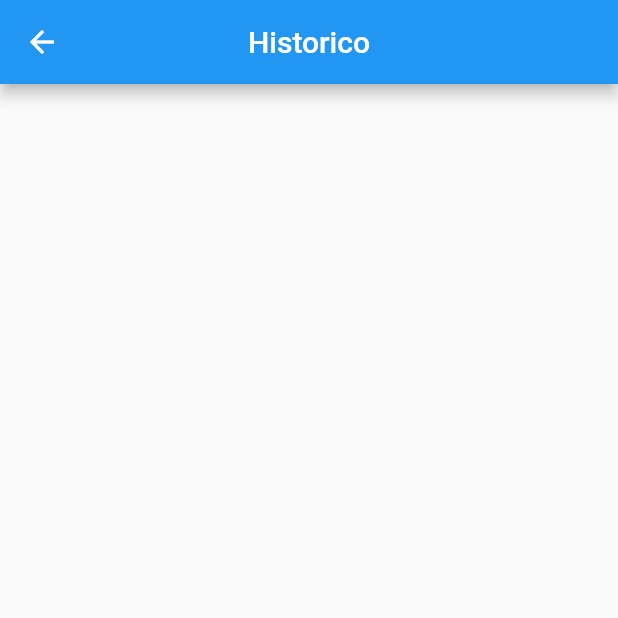
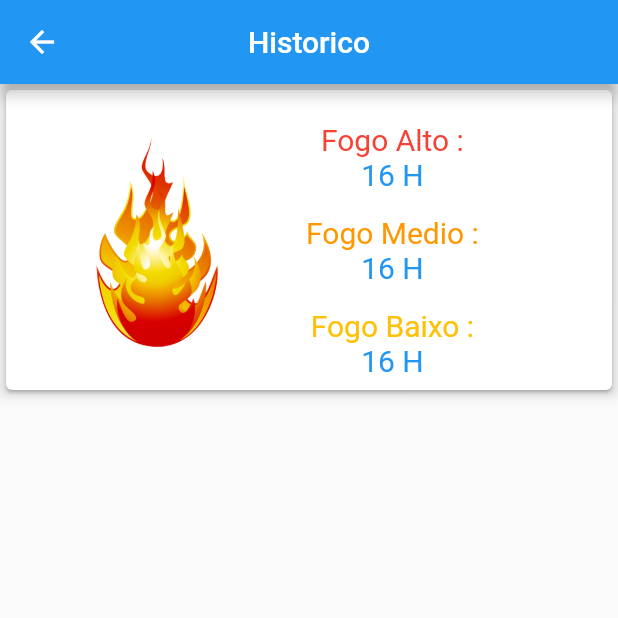
Before and after one commit to DaSilva123/botijao_app, a Flutter app: the PaginaInicial screen opened directly, in the side drawer, after a tap on "Historico", on a phone screen of 412 x 824 dp, the top half of it. Run offline on Flutter 3.47's test engine with Material 2 defaults, Android fonts, the phone set to English and light mode, and no system bars; network calls fail.

Commit message:
adicionando bordas ao status do botijão e estimativa

```diff
--- a/botijao_app/lib/paginaHistorico.dart
+++ b/botijao_app/lib/paginaHistorico.dart
@@ -14,8 +14,63 @@ class _paginaHistoricoState extends State<paginaHistorico> {
         centerTitle: true,
         title: Text("Historico"),
 
+
       ),
+      body:  Container(
+        child: Column(
+        children: <Widget>[
+          Container(
+           child: Card(
+             child: Center(
+               child: Container(
+                 child: Row(
+                   children: <Widget>[
 
-    );
+                     Image.asset('img/fogo.png',height: 200, width: 200,),
+
+                     Column(
+
+                       children: <Widget>[
+                         Padding(padding:  EdgeInsets.only(
+                           top: MediaQuery.of(context).size.height / 60,
+                           left: MediaQuery.of(context).size.height / 10,
+                         ),
+                         ),
+                         Text("Fogo Alto :", style: TextStyle(fontSize: 20, color: Colors.red)),
+                         Text("16 H", style: TextStyle(fontSize: 20, color: Colors.blue,),textAlign: TextAlign.center,),
+                         Divider(),
+                         Text('Fogo Medio :', style: TextStyle(fontSize: 20,  color: Colors.orange)),
+                         Text("16 H", style: TextStyle(fontSize: 20, color: Colors.blue),textAlign: TextAlign.center,),
+                         Divider(),
+                         Text("Fogo Baixo :", style: TextStyle(fontSize: 20, color: Colors.amber)),
+                         Text("16 H", style: TextStyle(fontSize: 20, color: Colors.blue),textAlign: TextAlign.center,),
+                       ],
+
+                     ),
+
+
+                   ],
+
+                 ),
+               ),
+             ),
+           ),
+            decoration: BoxDecoration(boxShadow: [
+              BoxShadow(
+                color: Colors.black12,
+                blurRadius: 5.0,
+                //offset: Offset(0, 5)
+              ),
+
+
+            ]),
+
+            ),
+
+
+        ]),
+    ),
+
+      );
   }
 }
--- a/botijao_app/lib/paginaInicial.dart
+++ b/botijao_app/lib/paginaInicial.dart
@@ -28,72 +28,153 @@ class _PaginaInicialState extends State<PaginaInicial> {
               title: Text("Historico"),
               onTap: () {
                 Navigator.push(context,
-                MaterialPageRoute(builder: (context) => paginaHistorico())
-            );
+                    MaterialPageRoute(builder: (context) => paginaHistorico()));
               },
-
             ),
-        Divider( color: Colors.black,
+            Divider(
+              color: Colors.black,
               height: 5.0,
             ),
             ListTile(
               title: Text("Configurações"),
               onTap: () {
                 Navigator.push(context,
-           MaterialPageRoute(builder: (context) => paginaHistorico())
-    );
+                    MaterialPageRoute(builder: (context) => paginaHistorico()));
               },
-
             )
-
           ],
         ),
       ),
-      body: Container(
+      body: SingleChildScrollView(
+        child: Container(
+            width: 3800,
+            height: 2000,
+            child: Column(
+              children: <Widget>[
+                Padding(
+                  padding: EdgeInsets.only(
+                    top: MediaQuery.of(context).size.height / 50,
+                  ),
+                ),
+                Container(
+                  padding: EdgeInsets.only(
+                    right: MediaQuery.of(context).size.height / 2.65,
+                  ),
+                  child: Text("Estimativa de tempo",style: TextStyle(fontSize: 15),),
+                ),
+                Container(
+                  height: 250,
+                  width: 400,
+                  padding: EdgeInsets.only(top: MediaQuery.of(context).size.height / 200),
+                  child: Card(
+                      child: Center(
+                        child: Container(
+                          child:  RadialProgress(),
+                        )
+                      )
+                  ),
+                  decoration: BoxDecoration(boxShadow: [
+                BoxShadow(
+                color: Colors.black12,
+                    blurRadius: 4.0,
+                  offset: Offset(0, 5)
+                    ),
+              ]),
+                ),
 
-        child: Column(
+                Divider(
+                  height: 40,
+                ),
+                Container(
+                  padding: EdgeInsets.only(
+                    right: MediaQuery.of(context).size.height / 2.65,
+                  ),
+                  child: Text("Estimativa de tempo",style: TextStyle(fontSize: 15),),
+                ),
 
-          children: <Widget>[
-
-
-            RadialProgress(),
-            Divider(height: 20,),
                 Container(
-
+                  height: 200,
+                  width: 400,
+                  child: Card(
+                    child: Center(
+                      child: Container(
                         child: Row(
                           children: <Widget>[
-
-                Image.asset('img/fogo.png',height: 200, width: 200,),
-
+                            Image.asset(
+                              'img/fogo.png',
+                              height: 200,
+                              width: 200,
+                            ),
                             Column(
-
                               children: <Widget>[
-                      Padding(padding:  EdgeInsets.only(
-                          top: MediaQuery.of(context).size.height / 60,
-                          left: MediaQuery.of(context).size.height / 10,
+                                Padding(
+                                  padding: EdgeInsets.only(
+                                    top:
+                                        MediaQuery.of(context).size.height / 60,
+                                    left:
+                                        MediaQuery.of(context).size.height / 10,
                                   ),
                                 ),
-                      Text("Fogo Alto :", style: TextStyle(fontSize: 20, color: Colors.red)),
-                      Text("16 H", style: TextStyle(fontSize: 20, color: Colors.blue,),textAlign: TextAlign.center,),
+                                Text("Fogo Alto :",
+                                    style: TextStyle(
+                                        fontSize: 20, color: Colors.red)),
+                                Text(
+                                  "16 H",
+                                  style: TextStyle(
+                                    fontSize: 20,
+                                    color: Colors.blue,
+                                  ),
+                                  textAlign: TextAlign.center,
+                                ),
                                 Divider(),
-                      Text('Fogo Medio :', style: TextStyle(fontSize: 20,  color: Colors.orange)),
-                      Text("16 H", style: TextStyle(fontSize: 20, color: Colors.blue),textAlign: TextAlign.center,),
+                                Text('Fogo Medio :',
+                                    style: TextStyle(
+                                        fontSize: 20, color: Colors.orange)),
+                                Text(
+                                  "16 H",
+                                  style: TextStyle(
+                                      fontSize: 20, color: Colors.blue),
+                                  textAlign: TextAlign.center,
+                                ),
                                 Divider(),
-                      Text("Fogo Baixo :", style: TextStyle(fontSize: 20, color: Colors.amber)),
-                      Text("16 H", style: TextStyle(fontSize: 20, color: Colors.blue),textAlign: TextAlign.center,),
+                                Text("Fogo Baixo :",
+                                    style: TextStyle(
+                                        fontSize: 20, color: Colors.amber)),
+                                Text(
+                                  "16 H",
+                                  style: TextStyle(
+                                      fontSize: 20, color: Colors.blue),
+                                  textAlign: TextAlign.center,
+                                ),
                               ],
+                            ),
+                          ],
+                        ),
+                      ),
+                    ),
+                  ),
+                  decoration: BoxDecoration(boxShadow: [
+                    BoxShadow(
+                        color: Colors.black12,
+                        blurRadius: 10.0,
+                      offset: Offset(0, 5)
+                        ),
+                  ]),
+                ),
+                Container(
+                  height: 200,
+                  width: 400,
+                  child: Card(
+                      child: Center(
+                        child: Container(
 
                         )
-
-
-
-              ],
+                      )
+                  )
 
                 )
-            ),
               ],
-        )
-
+            )),
       ),
     );
   }
```
Lines whose indentation alone changed are shown as unchanged.
